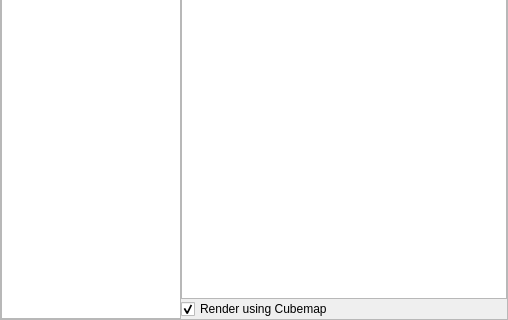
Above: plugins/Scenery3d/src/gui/scenery3dDialog.ui from 519984307/stellarium_src before the change; both pictures show x 0 to 508 and y 197 to 517 of the 508 by 517 pixel window. Below: the same form after it.
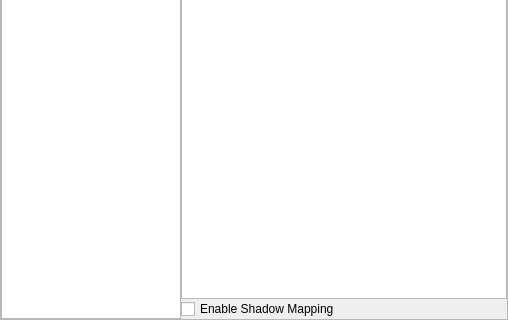
That is the form after the change. Custom widgets are drawn as their Qt base class.

Commit message: shadow mapping funktioniert jetzt so halbwegs

```diff
--- a/plugins/Scenery3d/src/gui/scenery3dDialog.ui
+++ b/plugins/Scenery3d/src/gui/scenery3dDialog.ui
@@ -302,12 +302,15 @@
           </widget>
          </item>
          <item row="1" column="1">
-          <widget class="QCheckBox" name="checkBoxRenderCubemap">
+          <widget class="QCheckBox" name="checkBoxEnableShadows">
+           <property name="enabled">
+            <bool>true</bool>
+           </property>
            <property name="text">
-            <string>Render using Cubemap</string>
+            <string>Enable Shadow Mapping</string>
            </property>
            <property name="checked">
-            <bool>true</bool>
+            <bool>false</bool>
            </property>
            <property name="tristate">
             <bool>false</bool>
```
Left out of the diff: 6 changed lines with no effect on the pictures. The commit also changes 6 other files.
